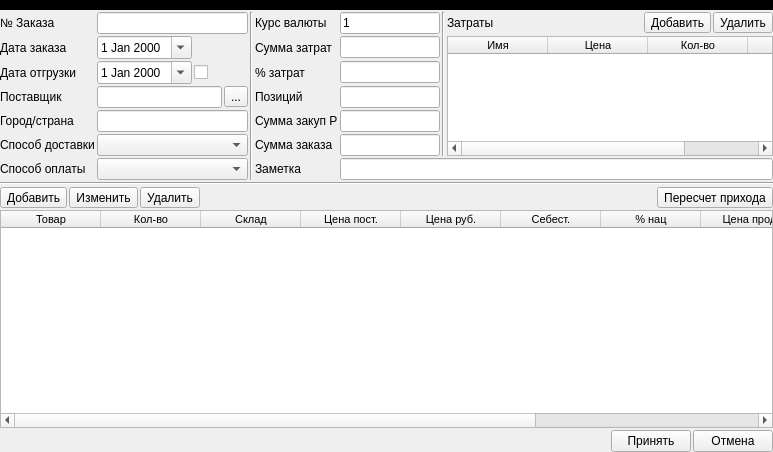
Meller008/kara, file ui/supply.ui: the form before one commit.
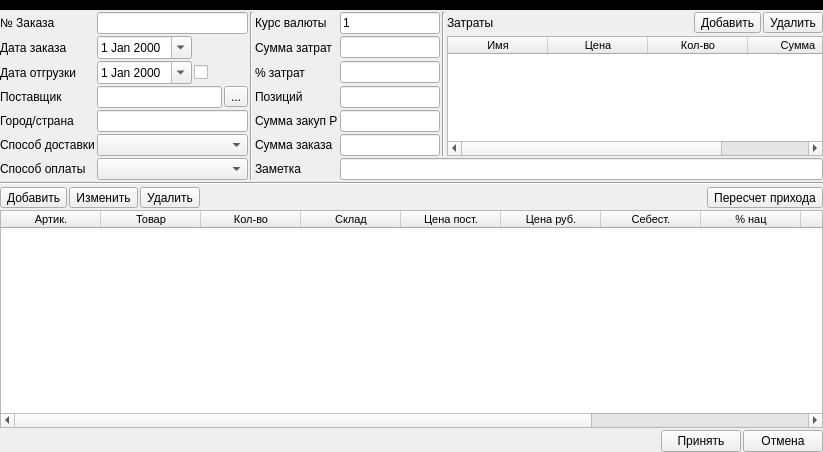
The form after the commit.

```diff
--- a/ui/supply.ui
+++ b/ui/supply.ui
@@ -6,7 +6,7 @@
    <rect>
     <x>0</x>
     <y>0</y>
-    <width>773</width>
+    <width>823</width>
     <height>452</height>
    </rect>
   </property>
@@ -48,7 +48,7 @@
        <enum>QAbstractItemView::SelectRows</enum>
       </property>
       <attribute name="verticalHeaderVisible">
-       <bool>false</bool>
+       <bool>true</bool>
       </attribute>
       <attribute name="verticalHeaderDefaultSectionSize">
        <number>20</number>
@@ -56,6 +56,11 @@
       <attribute name="verticalHeaderMinimumSectionSize">
        <number>18</number>
       </attribute>
+      <column>
+       <property name="text">
+        <string>Артик.</string>
+       </property>
+      </column>
       <column>
        <property name="text">
         <string>Товар</string>
```
